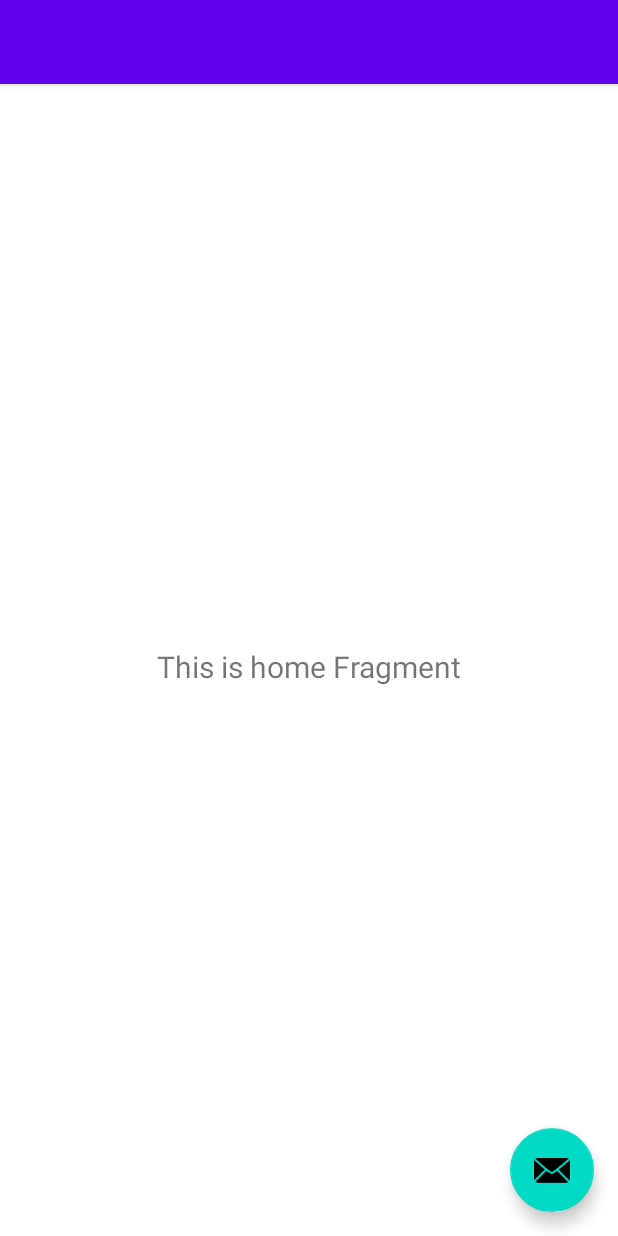
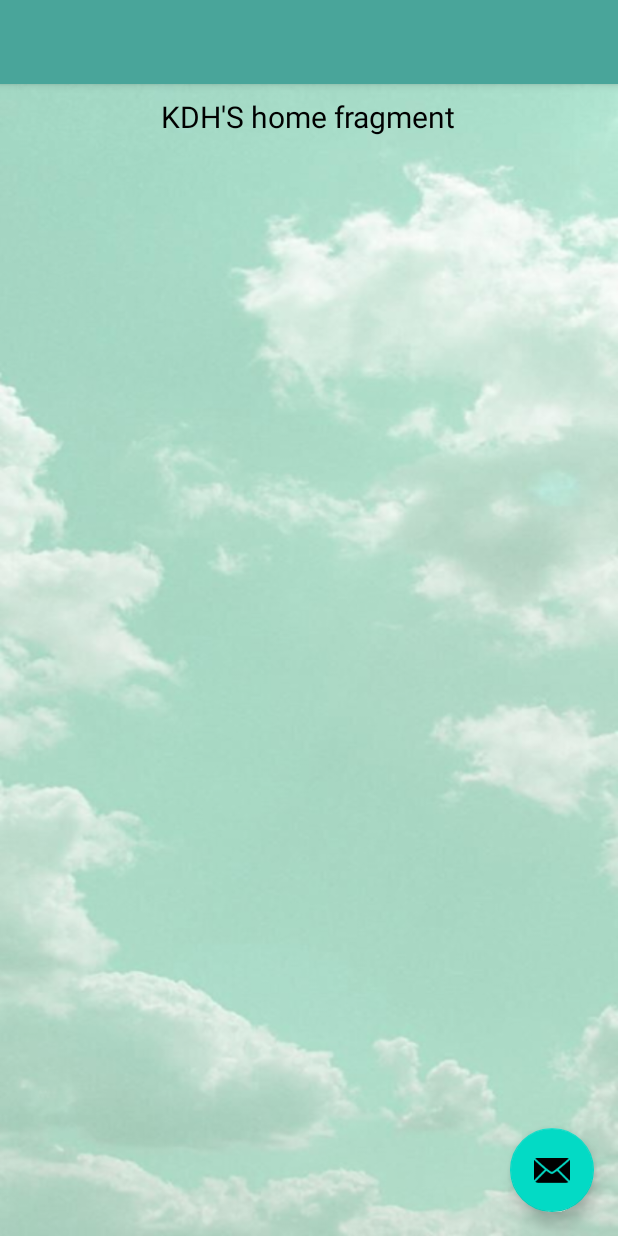
Before and after one commit to LifeIsRightward/2022_RomaticChaser-DIary, an Android app: the layout app_bar_main.xml on its own in the app's theme, with its tools: preview values and no code run, on a phone screen of 412 x 824 dp. Run offline under Robolectric (Android 15) with nearby library versions, the phone set to English and light mode, and no system bars.

Commit message:
drawable ing_!

```diff
--- a/app/src/main/AndroidManifest.xml
+++ b/app/src/main/AndroidManifest.xml
@@ -16,6 +16,11 @@
         android:theme="@style/Theme.KotlinEX1"
         tools:ignore="Instantiatable"
         tools:targetApi="31">
+        <activity
+            android:name=".MainActivity2"
+            android:exported="false"
+            android:label="@string/title_activity_main2"
+            android:theme="@style/Theme.KotlinEX1.NoActionBar" />
         <activity
             android:name=".LoginActivity"
             android:exported="false" />
--- a/app/src/main/java/com/example/kotlinex1/LoginActivity.kt
+++ b/app/src/main/java/com/example/kotlinex1/LoginActivity.kt
@@ -113,7 +113,7 @@ class LoginActivity : AppCompatActivity() {
     fun moveMainPage(user: FirebaseUser?) {
         // 파이어베이스 유저 상태가 있을 경우 다음 페이지로 넘어갈 수 있음
         if (user != null) {
-            startActivity(Intent(this, MainActivity::class.java))
+            startActivity(Intent(this, MainActivity2::class.java))
         }
     }
 
--- a/app/src/main/java/com/example/kotlinex1/ui/home/HomeViewModel.kt
+++ b/app/src/main/java/com/example/kotlinex1/ui/home/HomeViewModel.kt
@@ -7,7 +7,7 @@ import androidx.lifecycle.ViewModel
 class HomeViewModel : ViewModel() {
 
     private val _text = MutableLiveData<String>().apply {
-        value = "This is home Fragment"
+        value = "KDH'S home fragment"
     }
     val text: LiveData<String> = _text
 }
--- a/app/src/main/res/layout/app_bar_main.xml
+++ b/app/src/main/res/layout/app_bar_main.xml
@@ -12,10 +12,11 @@
         android:theme="@style/Theme.KotlinEX1.AppBarOverlay">
 
         <androidx.appcompat.widget.Toolbar
-            android:id="@+id/toolbar"
+            android:id="@+id/Navigationtoolbar"
             android:layout_width="match_parent"
             android:layout_height="?attr/actionBarSize"
-            android:background="?attr/colorPrimary"
+            android:background="#49A59A"
+            android:fitsSystemWindows="true"
             app:popupTheme="@style/Theme.KotlinEX1.PopupOverlay" />
 
     </com.google.android.material.appbar.AppBarLayout>
--- a/app/src/main/res/layout/fragment_home.xml
+++ b/app/src/main/res/layout/fragment_home.xml
@@ -4,19 +4,24 @@
     xmlns:tools="http://schemas.android.com/tools"
     android:layout_width="match_parent"
     android:layout_height="match_parent"
+    android:background="@drawable/mainbackground"
     tools:context=".ui.home.HomeFragment">
 
     <TextView
         android:id="@+id/text_home"
-        android:layout_width="match_parent"
-        android:layout_height="wrap_content"
+        android:layout_width="410dp"
+        android:layout_height="115dp"
         android:layout_marginStart="8dp"
         android:layout_marginTop="8dp"
         android:layout_marginEnd="8dp"
+        android:text="home_fragment_text"
         android:textAlignment="center"
+        android:textColor="#000000"
         android:textSize="20sp"
         app:layout_constraintBottom_toBottomOf="parent"
         app:layout_constraintEnd_toEndOf="parent"
+        app:layout_constraintHorizontal_bias="0.533"
         app:layout_constraintStart_toStartOf="parent"
-        app:layout_constraintTop_toTopOf="parent" />
+        app:layout_constraintTop_toTopOf="parent"
+        app:layout_constraintVertical_bias="0.0" />
 </androidx.constraintlayout.widget.ConstraintLayout>
--- a/app/src/main/res/layout/fragment_slideshow.xml
+++ b/app/src/main/res/layout/fragment_slideshow.xml
@@ -4,12 +4,13 @@
     xmlns:tools="http://schemas.android.com/tools"
     android:layout_width="match_parent"
     android:layout_height="match_parent"
+    android:background="@drawable/mainbackground"
     tools:context=".ui.slideshow.SlideshowFragment">
 
     <TextView
         android:id="@+id/text_slideshow"
-        android:layout_width="match_parent"
-        android:layout_height="wrap_content"
+        android:layout_width="373dp"
+        android:layout_height="195dp"
         android:layout_marginStart="8dp"
         android:layout_marginTop="8dp"
         android:layout_marginEnd="8dp"
--- a/app/src/main/res/values/strings.xml
+++ b/app/src/main/res/values/strings.xml
@@ -2,4 +2,15 @@
     <!-- Facebook application ID and custom URL scheme (app ID prefixed by 'fb'). -->
     <string name="facebook_application_id" translatable="false">YOUR_APP_ID</string>
     <string name="facebook_login_protocol_scheme" translatable="false">fbYOUR_APP_ID</string>
+    <string name="title_activity_main2">MainActivity2</string>
+    <string name="navigation_drawer_open">Open navigation drawer</string>
+    <string name="navigation_drawer_close">Close navigation drawer</string>
+    <string name="nav_header_title">Android Studio</string>
+    <string name="nav_header_subtitle">android.studio@android.com</string>
+    <string name="nav_header_desc">Navigation header</string>
+    <string name="action_settings">Settings</string>
+
+    <string name="menu_home">Home</string>
+    <string name="menu_gallery">Gallery</string>
+    <string name="menu_slideshow">Slideshow</string>
 </resources>
--- a/app/src/main/res/values/themes.xml
+++ b/app/src/main/res/values/themes.xml
@@ -10,9 +10,18 @@
         <item name="colorSecondaryVariant">@color/teal_700</item>
         <item name="colorOnSecondary">@color/black</item>
         <!-- Status bar color. -->
-<!--        <item name="android:statusBarColor" tools:targetApi="l">?attr/colorPrimaryVariant</item>-->
+        <!--        <item name="android:statusBarColor" tools:targetApi="l">?attr/colorPrimaryVariant</item>-->
         <!-- Customize your theme here. -->
         <item name="android:statusBarColor">#00000000</item>
         <item name="android:windowTranslucentStatus">true</item>
     </style>
+
+    <style name="Theme.KotlinEX1.NoActionBar">
+        <item name="windowActionBar">false</item>
+        <item name="windowNoTitle">true</item>
+    </style>
+
+    <style name="Theme.KotlinEX1.AppBarOverlay" parent="ThemeOverlay.AppCompat.Dark.ActionBar" />
+
+    <style name="Theme.KotlinEX1.PopupOverlay" parent="ThemeOverlay.AppCompat.Light" />
 </resources>
```
Also changed, not shown: app/build.gradle (+7 -0 lines), app/src/main/java/com/example/kotlinex1/MainActivity2.kt (+7 -2 lines), app/src/main/res/layout/fragment_gallery.xml (+6 -3 lines).
